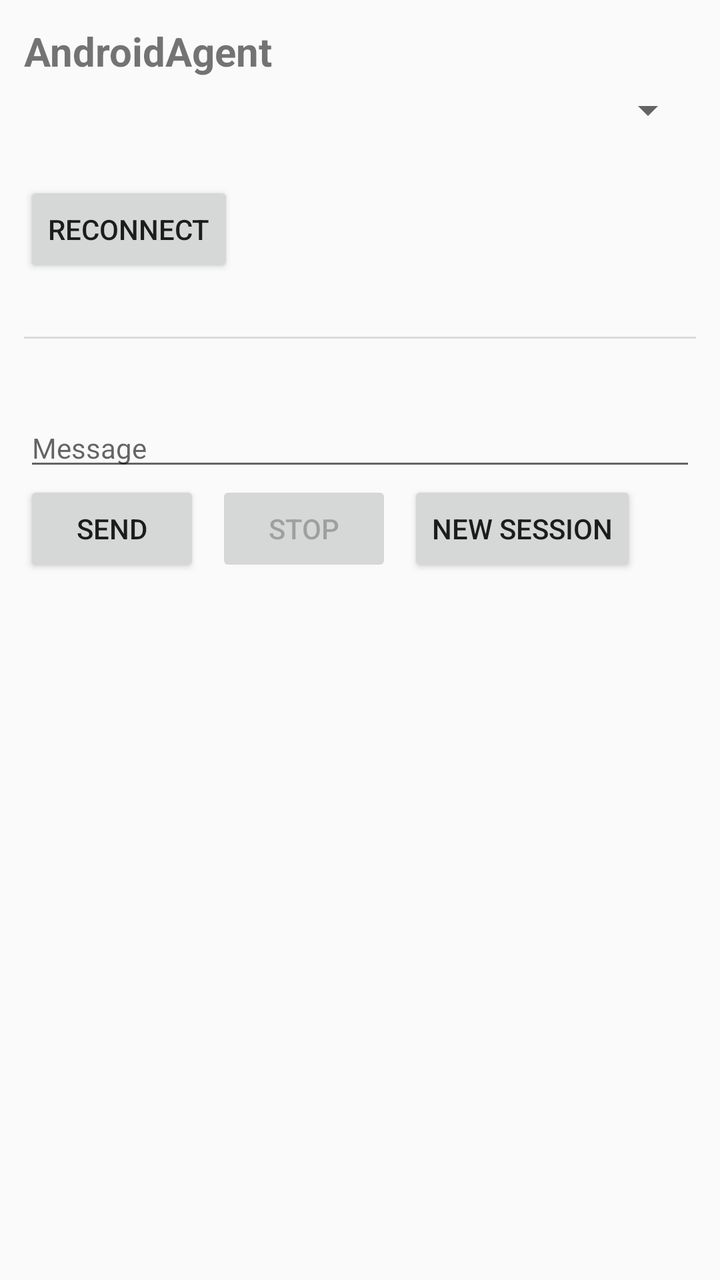
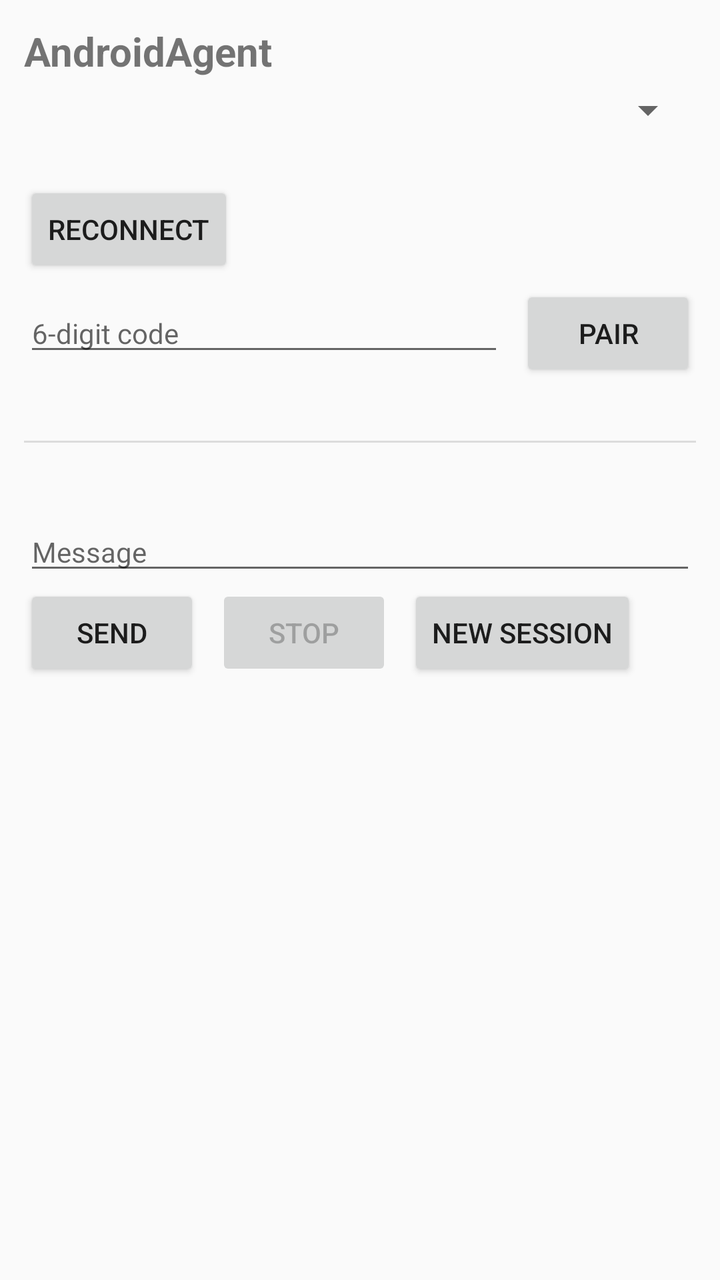

Screens rendered from an Android XML layout before and after an edit, with the pre-edit source and the edit as a unified diff.
<!-- AndroidManifest.xml: application theme Theme.AndroidAgent -->
<!-- res/layout/activity_chat.xml -->
<?xml version="1.0" encoding="utf-8"?>
<ScrollView xmlns:android="http://schemas.android.com/apk/res/android"
    android:layout_width="match_parent"
    android:layout_height="match_parent"
    android:fillViewport="true">

    <LinearLayout
        android:layout_width="match_parent"
        android:layout_height="wrap_content"
        android:orientation="vertical"
        android:padding="12dp">

        <TextView
            android:layout_width="match_parent"
            android:layout_height="wrap_content"
            android:text="@string/app_name"
            android:textSize="20sp"
            android:textStyle="bold" />

        
        <Spinner
            android:id="@+id/provider_node"
            android:layout_width="match_parent"
            android:layout_height="wrap_content"
            android:layout_marginTop="4dp" />

        <TextView
            android:id="@+id/provider_endpoint"
            android:layout_width="match_parent"
            android:layout_height="wrap_content"
            android:layout_marginTop="2dp"
            android:textSize="13sp" />

        <Button
            android:id="@+id/reconnect"
            android:layout_width="wrap_content"
            android:layout_height="wrap_content"
            android:layout_marginTop="4dp"
            android:text="Reconnect" />

        <TextView
            android:id="@+id/status"
            android:layout_width="match_parent"
            android:layout_height="wrap_content"
            android:layout_marginTop="4dp"
            android:textSize="13sp" />

        <View
            android:layout_width="match_parent"
            android:layout_height="1dp"
            android:layout_marginTop="8dp"
            android:background="?android:attr/listDivider" />

        <TextView
            android:id="@+id/transcript"
            android:layout_width="match_parent"
            android:layout_height="wrap_content"
            android:layout_marginTop="8dp"
            android:textIsSelectable="true"
            android:textSize="14sp" />

        <EditText
            android:id="@+id/input"
            android:layout_width="match_parent"
            android:layout_height="wrap_content"
            android:layout_marginTop="8dp"
            android:hint="Message"
            android:inputType="textMultiLine"
            android:textSize="14sp" />

        <LinearLayout
            android:layout_width="match_parent"
            android:layout_height="wrap_content"
            android:orientation="horizontal">

            <Button
                android:id="@+id/send"
                android:layout_width="wrap_content"
                android:layout_height="wrap_content"
                android:text="Send" />

            <Button
                android:id="@+id/stop"
                android:layout_width="wrap_content"
                android:layout_height="wrap_content"
                android:layout_marginStart="8dp"
                android:text="Stop"
                android:enabled="false" />

            <Button
                android:id="@+id/new_session"
                android:layout_width="wrap_content"
                android:layout_height="wrap_content"
                android:layout_marginStart="8dp"
                android:text="New Session" />
        </LinearLayout>

    </LinearLayout>
</ScrollView>
<!-- resources referenced by this layout -->
<resources>
  <string name="app_name">AndroidAgent</string>
  <style name="Theme.AndroidAgent" parent="Theme.AppCompat.DayNight.DarkActionBar" />
</resources>

<!-- the commit's change to res/layout/activity_chat.xml (unified diff, before → after) -->
@@ -37,6 +37,31 @@
             android:layout_height="wrap_content"
             android:layout_marginTop="4dp"
             android:text="Reconnect" />
+
+        
+        <LinearLayout
+            android:layout_width="match_parent"
+            android:layout_height="wrap_content"
+            android:layout_marginTop="4dp"
+            android:orientation="horizontal">
+
+            <EditText
+                android:id="@+id/pairing_code"
+                android:layout_width="0dp"
+                android:layout_height="wrap_content"
+                android:layout_weight="1"
+                android:hint="6-digit code"
+                android:inputType="number"
+                android:maxLength="6"
+                android:textSize="14sp" />
+
+            <Button
+                android:id="@+id/pair"
+                android:layout_width="wrap_content"
+                android:layout_height="wrap_content"
+                android:layout_marginStart="8dp"
+                android:text="Pair" />
+        </LinearLayout>
 
         <TextView
             android:id="@+id/status"
